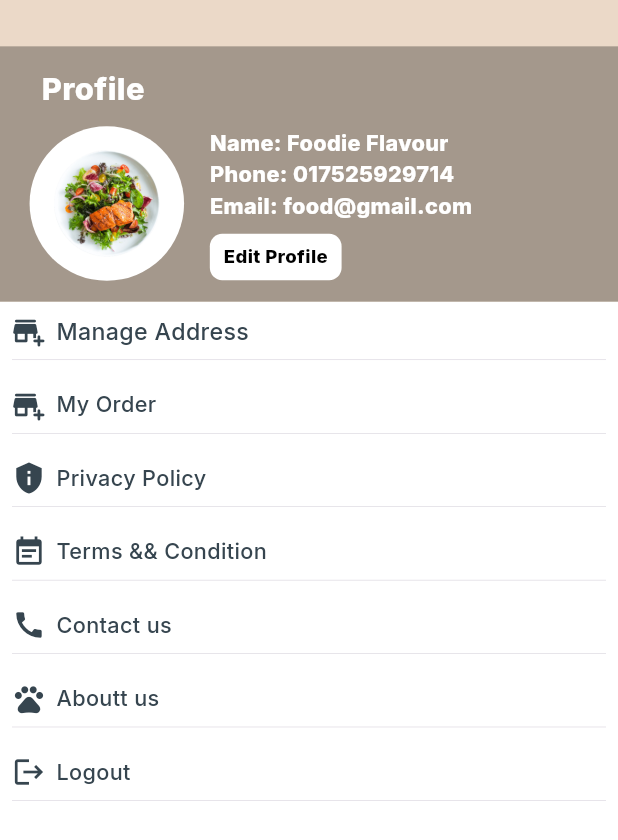
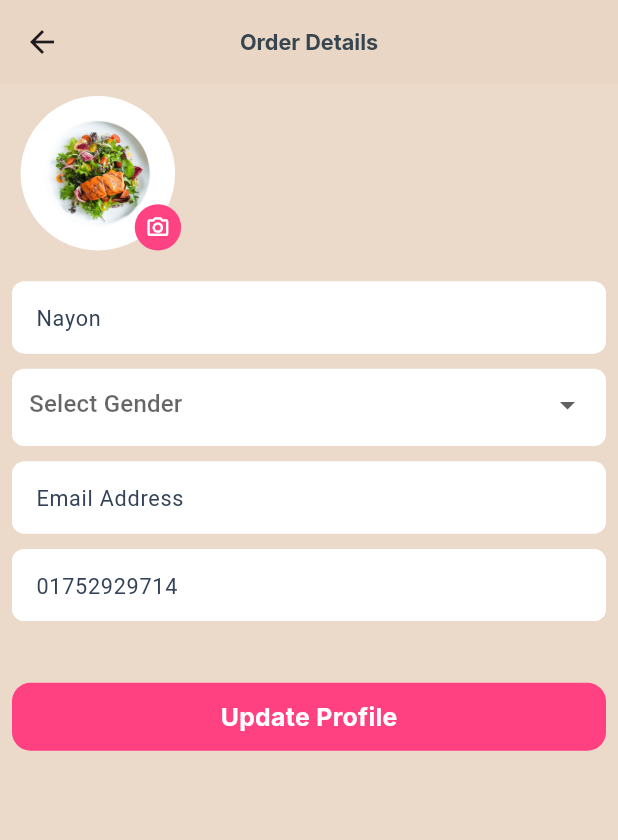
Before and after one commit to nurnabimiah/Foodie-User-App, a Flutter app: the screen it shows after launch, after a tap on "Edit Profile", on a phone screen of 412 x 824 dp. Shown: the top 840 px of the screen. Run offline on Flutter 3.47's test engine with Material 2 defaults, Android fonts, the phone set to English and light mode, and no system bars; our stand-ins replace cached_network_image, dio, dropdown_button2, flutter_screenutil, get, get_it and 4 more.

Commit message:
added:EditProfileScreen Design (done)

```diff
--- a/lib/main.dart
+++ b/lib/main.dart
@@ -40,6 +40,7 @@ import 'package:foodie_resturent_user_app/view/screen/notification_screen/notifi
 import 'package:foodie_resturent_user_app/view/screen/onboarding_screen/onboarding_screen.dart';
 import 'package:foodie_resturent_user_app/view/screen/order_screen/my_order_screen.dart';
 import 'package:foodie_resturent_user_app/view/screen/order_screen/order_details_screen.dart';
+import 'package:foodie_resturent_user_app/view/screen/profile_screen/edit_profile_screen.dart';
 import 'package:foodie_resturent_user_app/view/screen/profile_screen/profile_screen.dart';
 import 'package:foodie_resturent_user_app/view/screen/splash_screen/splash_screen.dart';
 import 'package:get/get.dart';
@@ -87,6 +88,7 @@ class MyApp extends StatelessWidget {
               useMaterial3: true,
               primarySwatch: Colors.red,
             ),
+
             //initialRoute: LoginScreen.routeName,
             initialRoute: ProfileScreen.routeName,
             getPages: [
@@ -102,6 +104,7 @@ class MyApp extends StatelessWidget {
               GetPage(name:FavouriteListScreen.routeName, page: () => FavouriteListScreen()),
               GetPage(name:NotificationScreen.routeName, page: () => NotificationScreen()),
               GetPage(name:ProfileScreen.routeName, page: () => const ProfileScreen()),
+              GetPage(name:EditProfileScreen.routeName, page: () =>  EditProfileScreen()),
             ],
           );
         });
--- /dev/null
+++ b/lib/view/screen/profile_screen/edit_profile_screen.dart
@@ -0,0 +1,178 @@
+
+
+
+import 'package:dropdown_button2/dropdown_button2.dart';
+import 'package:flutter/material.dart';
+import 'package:flutter_screenutil/flutter_screenutil.dart';
+import 'package:foodie_resturent_user_app/view/widget/custom_drop_down_button/custom_drop_down_button.dart';
+import 'package:get/get.dart';
+import 'package:get/get_core/src/get_main.dart';
+import '../../../utils/app_color_resources/app_color_resources.dart';
+import '../../../utils/app_style.dart';
+import '../../widget/app_bar_widget/reusable_app_bar.dart';
+import '../../widget/text_form_filed_widget/text_form_filed_widget.dart';
+import '../order_screen/order_details_screen.dart';
+
+
+class EditProfileScreen extends StatefulWidget {
+  static const String routeName = '/editProfile_route';
+  EditProfileScreen({Key? key}) : super(key: key);
+
+  @override
+  State<EditProfileScreen> createState() => _EditProfileScreenState();
+}
+
+class _EditProfileScreenState extends State<EditProfileScreen> {
+  final _formKey = GlobalKey<FormState>();
+
+  final nameController = TextEditingController();
+  List<String> dropdownItems = ['Male', 'Female', 'Other'];
+
+  String? selectedGender ;
+
+
+  @override
+  Widget build(BuildContext context) {
+    return Scaffold(
+      backgroundColor: AppColorResources.primaryColor.withOpacity(0.92),
+      //backgroundColor: AppColorResources.primaryBlack,
+      appBar: PreferredSize(
+          preferredSize: Size.fromHeight(kToolbarHeight),
+          child: ReusableAppBar(appBarTitle: 'Order Details',)),
+
+
+      body: Padding(
+        padding: const EdgeInsets.all(8.0),
+        child: SingleChildScrollView(
+          child: Column(
+            crossAxisAlignment: CrossAxisAlignment.start,
+            children: [
+
+              Stack(
+                children: [
+
+                  Container(
+
+                    height: 100.h,
+                    width: 100.w,
+                    decoration: BoxDecoration(
+                        color: Colors.white,
+                        shape: BoxShape.circle
+                    ),
+                    child: Padding(
+                      padding: const EdgeInsets.all(16.0),
+                      child: Image.asset('assets/images/login_page_image.png', height: 270.0),
+                    ),
+
+                  ),
+
+                  Positioned(
+                    top: 70.h,
+                    right: 0,
+                    child: Container(
+                      height: 30.h,
+                      width: 30.w,
+                      decoration: BoxDecoration(
+                        color: AppColorResources.primaryPinkColor.withOpacity(0.99),
+                          shape: BoxShape.circle
+                      ),
+                      child: IconButton(onPressed: () {  }, icon: Icon(Icons.camera_alt_outlined,size: 16.sp,color: AppColorResources.primaryWhiteColor,),)
+
+
+
+                    ),
+                  ),
+
+                ],
+              ),
+              SizedBox(height: 20.h,),
+
+              //......................name......................................
+              CustomTextFormFiled(
+                hinText: 'Nayon',
+                keyboardType: TextInputType.name,
+                textEditingController: nameController,
+                textFormFiledValidator: (value ) {  },),
+              SizedBox(height: 10.h,),
+
+              // DropdownButton2 for gender selection
+              CustomDropdownButton2(
+                  value: selectedGender,
+                  hint: 'Select Gender',
+                  isExpanded: true,
+                  items: dropdownItems,
+                  onChanged: (value){
+                    if(value !=null){
+                      setState(() {
+                        selectedGender = value;
+                      });
+                    }
+                  }
+              ),
+              SizedBox(height: 10.h,),
+
+
+              //......................Email address......................................
+              CustomTextFormFiled(
+                hinText: 'Email Address',
+                keyboardType: TextInputType.emailAddress,
+                textEditingController: nameController,
+                textFormFiledValidator: (value ) {  },),
+
+              SizedBox(height: 10.h,),
+
+
+
+
+
+              //.....................Phone Number......................................
+              CustomTextFormFiled(
+                hinText: '01752929714',
+                keyboardType: TextInputType.emailAddress,
+                textEditingController: nameController,
+                textFormFiledValidator: (value ) {  },),
+
+              SizedBox(height: 40.h,),
+
+
+
+
+              //.....................update profile button.......................
+
+              GestureDetector(
+                onTap: (){
+                  Get.toNamed(OrderDetailsScreen.routeName);
+                },
+                child: Container(
+                  height: 44.h,
+                  width: double.infinity,
+                  decoration: BoxDecoration(
+                      color: Colors.pinkAccent.shade200,
+                      borderRadius: BorderRadius.all(Radius.circular(12.r))
+                  ),
+                  child: Center(child: Text('Update Profile',style: myStyleInter(16.sp, Colors.white,FontWeight.w700),)),
+
+                ),
+              ),
+
+
+
+
+
+
+
+
+
+
+
+
+
+
+
+            ],
+          ),
+        ),
+      ),
+    );
+  }
+}
--- a/lib/view/screen/profile_screen/profile_screen.dart
+++ b/lib/view/screen/profile_screen/profile_screen.dart
@@ -31,7 +31,7 @@ class ProfileScreen extends StatelessWidget {
                   color: AppColorResources.primaryWhiteColor,),
 
                 child: Padding(
-                  padding: const EdgeInsets.all(8.0),
+                  padding: const EdgeInsets.all(16.0),
                   child: SingleChildScrollView(
                     child: Column(
                       children: [
--- /dev/null
+++ b/lib/view/widget/custom_drop_down_button/custom_drop_down_button.dart
@@ -0,0 +1,63 @@
+
+
+
+import 'package:dropdown_button2/dropdown_button2.dart';
+import 'package:flutter/material.dart';
+import 'package:flutter_screenutil/flutter_screenutil.dart';
+
+
+class CustomDropdownButton2 extends StatefulWidget {
+  final String? value;
+  final String hint;
+  final bool isExpanded;
+  final List<String> items;
+  final Function(String?) onChanged;
+
+  CustomDropdownButton2({
+    required this.value,
+    required this.hint,
+    required this.isExpanded,
+    required this.items,
+    required this.onChanged,
+  });
+
+  @override
+  _CustomDropdownButton2State createState() => _CustomDropdownButton2State();
+}
+
+class _CustomDropdownButton2State extends State<CustomDropdownButton2> {
+  @override
+  Widget build(BuildContext context) {
+    return Container(
+      height: 50.h,
+      width: double.infinity,
+      decoration: BoxDecoration(
+        borderRadius: BorderRadius.circular(8.0),
+        color: Colors.white,
+      ),
+      child: Padding(
+        padding: EdgeInsets.only(right: 12.0.w,left: 10.w),
+        child: DropdownButton<String>(
+          value: widget.value,
+          hint: Text(widget.hint),
+          isExpanded: widget.isExpanded,
+          underline: SizedBox(),
+          onChanged: widget.onChanged,
+          items: widget.items.map((String item) {
+            return DropdownMenuItem<String>(
+              value: item,
+              child: Text(
+                item,
+                style: TextStyle(
+                  color: Color(0xff334257),
+                  fontSize: 14.sp,
+                  fontWeight: FontWeight.w400,
+                ),
+              ),
+            );
+          }).toList(),
+        ),
+      ),
+    );
+  }
+}
--- a/lib/view/widget/profile_section_widget/profile_section_widget.dart
+++ b/lib/view/widget/profile_section_widget/profile_section_widget.dart
@@ -3,6 +3,8 @@
 
 import 'package:flutter/material.dart';
 import 'package:flutter_screenutil/flutter_screenutil.dart';
+import 'package:foodie_resturent_user_app/view/screen/profile_screen/edit_profile_screen.dart';
+import 'package:get/get.dart';
 import '../../../utils/app_color_resources/app_color_resources.dart';
 import '../../../utils/app_style.dart';
 
@@ -55,8 +57,11 @@ class ProfileSection extends StatelessWidget {
                     Text('Phone: 017525929714',style: myStyleInter(14.sp, Colors.white,FontWeight.w800),),
                     Text('Email: food@gmail.com',style: myStyleInter(14.sp, Colors.white,FontWeight.w800),),
                     SizedBox(height: 8.h,),
+
                     GestureDetector(
-                      onTap: (){},
+                      onTap: (){
+                        Get.toNamed(EditProfileScreen.routeName);
+                      },
                       child: Container(
                         height: 30.h,
                         decoration: BoxDecoration(
--- a/lib/view/widget/text_form_filed_widget/text_form_filed_widget.dart
+++ b/lib/view/widget/text_form_filed_widget/text_form_filed_widget.dart
@@ -10,10 +10,12 @@ class CustomTextFormFiled extends StatelessWidget {
   TextInputType keyboardType;
   TextEditingController textEditingController;
   int? maxLine;
+  String? initialValue;
   String? Function(String?) textFormFiledValidator;
   void Function(String)? onChanged;
   Widget? suffixIcon;
   dynamic obsecureText;
+
 
 
 
@@ -24,6 +26,7 @@ class CustomTextFormFiled extends StatelessWidget {
     required this.keyboardType,
     required this.textEditingController,
     required this.textFormFiledValidator,
+    this.initialValue,
     this.maxLine,
     this.onChanged,
     this.suffixIcon,
@@ -39,6 +42,7 @@ class CustomTextFormFiled extends StatelessWidget {
   Widget build(BuildContext context) {
 
     return TextFormField(
+        initialValue: initialValue,
         obscureText:obsecureText ,
         controller: textEditingController,
         textInputAction: TextInputAction.next,
--- a/pubspec.yaml
+++ b/pubspec.yaml
@@ -54,6 +54,7 @@ dependencies:
   flutter_launcher_icons: ^0.13.1
   pin_code_fields: ^8.0.1
   cached_network_image: ^3.3.0
+  dropdown_button2:
 
 
 dev_dependencies:
```
Also changed, not shown: pubspec.lock.
